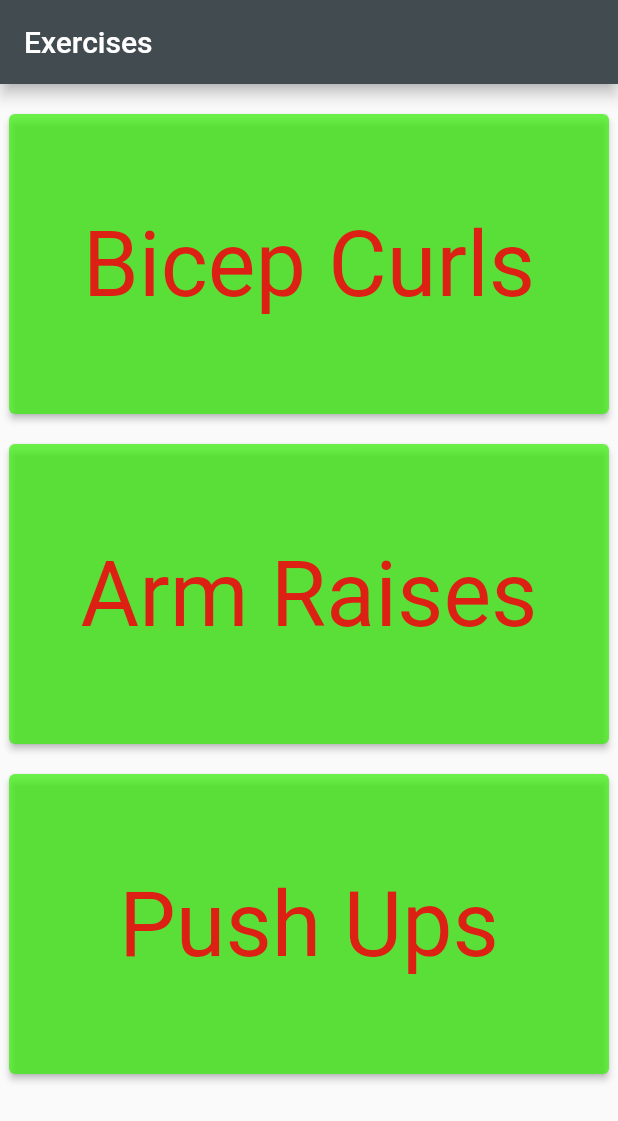
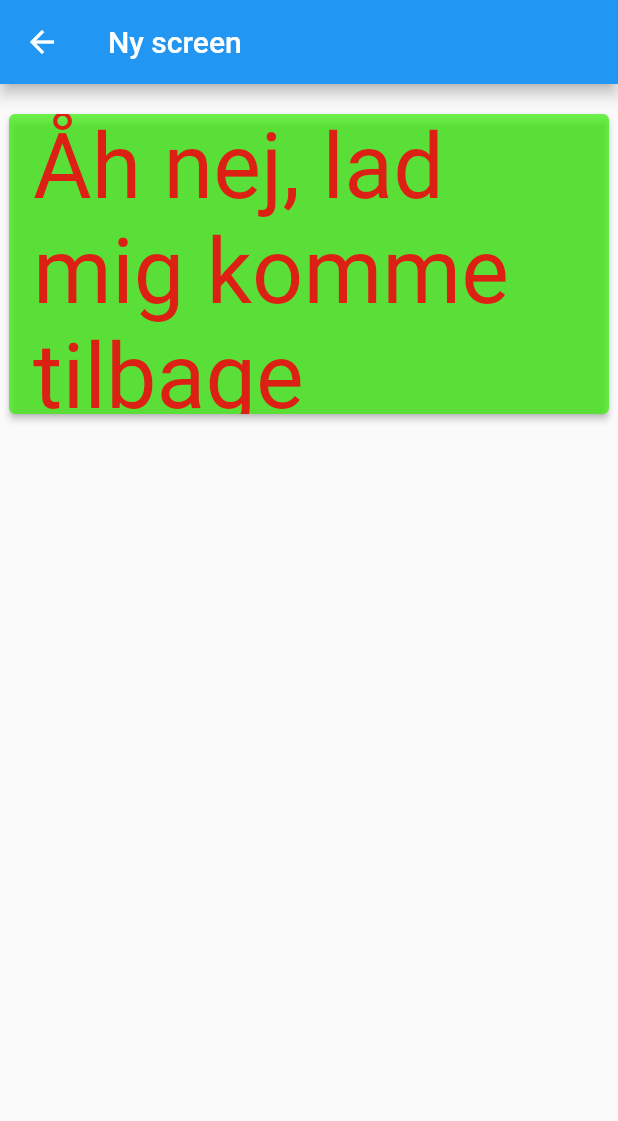
Before and after one commit to Maggedelle/Project-6-Pose-Estimation, a Flutter app: the screen it shows after launch, after a tap on "Bicep Curls", on a phone screen of 412 x 824 dp. Shown: the top 1121 px of the screen. Run offline on Flutter 3.47's test engine with Material 2 defaults, Android fonts, the phone set to English and light mode, and no system bars; our stand-ins replace camera.

Commit message:
[complete] completed menu task

```diff
--- /dev/null
+++ b/flutter_application/lib/cameraScreen/cameraScreen.dart
@@ -0,0 +1,29 @@
+import 'package:flutter/material.dart';
+
+class CameraScreen extends StatelessWidget {
+  const CameraScreen({Key? key}) : super(key: key);
+
+  @override
+  Widget build(BuildContext context) {
+    return Scaffold(
+      appBar: AppBar(title: const Text("Ny screen")),
+      body: Center(
+          child: Column(
+        children: [
+          const Padding(padding: EdgeInsets.all(10.0)),
+          ElevatedButton(
+            onPressed: () {
+              Navigator.pop(context);
+            },
+            child: const Text("Åh nej, lad mig komme tilbage"),
+            style: ElevatedButton.styleFrom(
+                fixedSize: const Size(400, 200),
+                primary: const Color.fromARGB(181, 53, 240, 6),
+                onPrimary: const Color.fromARGB(235, 231, 17, 17),
+                textStyle: const TextStyle(fontSize: 60)),
+          ),
+        ],
+      )),
+    );
+  }
+}
--- /dev/null
+++ b/flutter_application/lib/homeScreen/homeScreen.dart
@@ -0,0 +1,54 @@
+import 'package:flutter/material.dart';
+
+class HomeScreen extends StatelessWidget {
+  const HomeScreen({Key? key}) : super(key: key);
+
+  @override
+  Widget build(BuildContext context) {
+    return Scaffold(
+      appBar: AppBar(
+        title: const Text("Home Screen"),
+      ),
+      body: Center(
+        child: Column(children: [
+          const Padding(padding: EdgeInsets.all(10.0)),
+          ElevatedButton(
+            onPressed: () {
+              Navigator.pushNamed(context, '/cameraScreen');
+            },
+            child: const Text("Bicep Curls"),
+            style: ElevatedButton.styleFrom(
+                fixedSize: const Size(400, 200),
+                primary: const Color.fromARGB(181, 53, 240, 6),
+                onPrimary: const Color.fromARGB(235, 231, 17, 17),
+                textStyle: const TextStyle(fontSize: 60)),
+          ),
+          const Padding(padding: EdgeInsets.all(10.0)),
+          ElevatedButton(
+            onPressed: () {
+              Navigator.pushNamed(context, '/cameraScreen');
+            },
+            child: const Text("Arm Raises"),
+            style: ElevatedButton.styleFrom(
+                fixedSize: const Size(400, 200),
+                primary: const Color.fromARGB(181, 53, 240, 6),
+                onPrimary: const Color.fromARGB(235, 231, 17, 17),
+                textStyle: const TextStyle(fontSize: 60)),
+          ),
+          const Padding(padding: EdgeInsets.all(10.0)),
+          ElevatedButton(
+            onPressed: () {
+              Navigator.pushNamed(context, '/cameraScreen');
+            },
+            child: const Text("Push Ups"),
+            style: ElevatedButton.styleFrom(
+                fixedSize: const Size(400, 200),
+                primary: const Color.fromARGB(181, 53, 240, 6),
+                onPrimary: const Color.fromARGB(235, 231, 17, 17),
+                textStyle: const TextStyle(fontSize: 60)),
+          ),
+        ]),
+      ),
+    );
+  }
+}
--- a/flutter_application/lib/main.dart
+++ b/flutter_application/lib/main.dart
@@ -5,64 +5,26 @@ import 'dart:ui';
 import 'package:camera/camera.dart';
 import 'package:flutter/material.dart';
 import 'package:flutter_application/camera.dart';
+import 'package:flutter_application/cameraScreen/cameraScreen.dart';
+import 'package:flutter_application/homeScreen/homeScreen.dart';
 
-Future<void> main() async {
+void main() async {
   // Ensure that plugin services are initialized so that `availableCameras()`
   // can be called before `runApp()`
-  WidgetsFlutterBinding.ensureInitialized();
+  //WidgetsFlutterBinding.ensureInitialized();
 
   // Obtain a list of the available cameras on the device.
-  final cameras = await availableCameras();
+  //final cameras = await availableCameras();
 
   // Get a specific camera from the list of available cameras.
-  final firstCamera = cameras.first;
+  //final firstCamera = cameras.first;
 
-  runApp(MyApp());
+  runApp(MaterialApp(
+    title: "Exercise Correction - Pose Estimateion",
+    initialRoute: '/',
+    routes: {
+      '/': (context) => const HomeScreen(),
+      '/cameraScreen': (context) => const CameraScreen()
+    },
+  ));
 }
-
-class MyApp extends StatelessWidget {
-  @override
-  Widget build(BuildContext context) {
-    return MaterialApp(
-        home: Scaffold(
-      appBar: AppBar(
-        title: Text("Exercises"),
-        backgroundColor: const Color.fromARGB(255, 65, 75, 80),
-      ),
-      body: Center(
-        child: Column(children: [
-          const Padding(padding: EdgeInsets.all(10.0)),
-          ElevatedButton(
-            onPressed: () {},
-            child: const Text("Bicep Curls"),
-            style: ElevatedButton.styleFrom(
-                fixedSize: const Size(400, 200),
-                primary: const Color.fromARGB(181, 53, 240, 6),
-                onPrimary: const Color.fromARGB(235, 231, 17, 17),
-                textStyle: const TextStyle(fontSize: 60)),
-          ),
-          const Padding(padding: EdgeInsets.all(10.0)),
-          ElevatedButton(
-            onPressed: () {},
-            child: const Text("Arm Raises"),
-            style: ElevatedButton.styleFrom(
-                fixedSize: const Size(400, 200),
-                primary: const Color.fromARGB(181, 53, 240, 6),
-                onPrimary: Color.fromARGB(235, 231, 17, 17),
-                textStyle: const TextStyle(fontSize: 60)),
-          ),
-          const Padding(padding: EdgeInsets.all(10.0)),
-          ElevatedButton(
-            onPressed: () {},
-            child: const Text("Push Ups"),
-            style: ElevatedButton.styleFrom(
-                fixedSize: const Size(400, 200),
-                primary: const Color.fromARGB(181, 53, 240, 6),
-                onPrimary: Color.fromARGB(235, 231, 17, 17),
-                textStyle: const TextStyle(fontSize: 60)),
-          ),
-        ]),
-      ),
-    ));
-  }
-}
```
